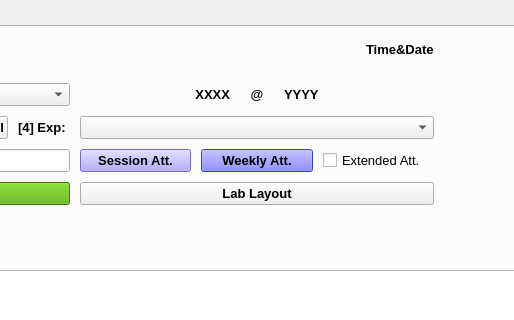
tdgskinner/yorku-phys-lab-seating, file assets/YorkULabSeating_new.ui: the form before one commit; both pictures show x 270 to 784 and y 0 to 320 of the 873 by 566 pixel window.
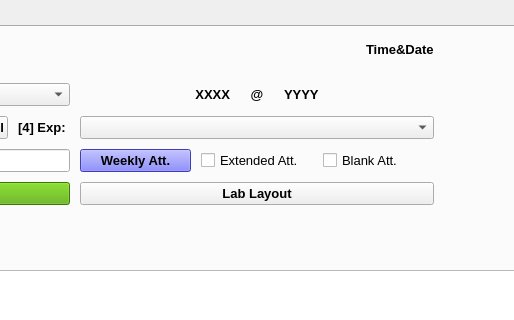
The form after the commit.

The edit to the form file:
```diff
--- a/assets/YorkULabSeating_new.ui
+++ b/assets/YorkULabSeating_new.ui
@@ -350,23 +350,6 @@
                </item>
                <item>
                 <layout class="QHBoxLayout" name="horizontalLayout_18">
-                 <item>
-                  <widget class="QPushButton" name="pushButton_att">
-                   <property name="font">
-                    <font>
-                     <pointsize>10</pointsize>
-                     <weight>75</weight>
-                     <bold>true</bold>
-                    </font>
-                   </property>
-                   <property name="styleSheet">
-                    <string notr="true">background-color: rgb(161, 149, 255)</string>
-                   </property>
-                   <property name="text">
-                    <string>Session Att.</string>
-                   </property>
-                  </widget>
-                 </item>
                  <item>
                   <widget class="QPushButton" name="pushButton_Watt">
                    <property name="font">
@@ -396,6 +379,13 @@
                    </property>
                   </widget>
                  </item>
+                 <item>
+                  <widget class="QCheckBox" name="checkBox_blankAtt">
+                   <property name="text">
+                    <string>Blank Att.</string>
+                   </property>
+                  </widget>
+                 </item>
                 </layout>
                </item>
                <item>
```
